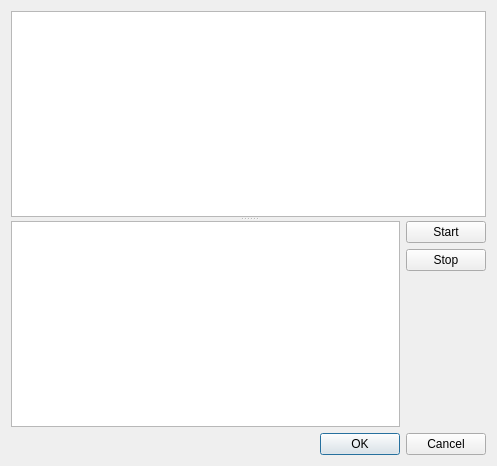
The window that eiskaltdcpp-qt/ui/UIDialogScriptConsole.ui (eiskaltdcpp/eiskaltdcpp) describes before a commit, drawn with Qt 5.
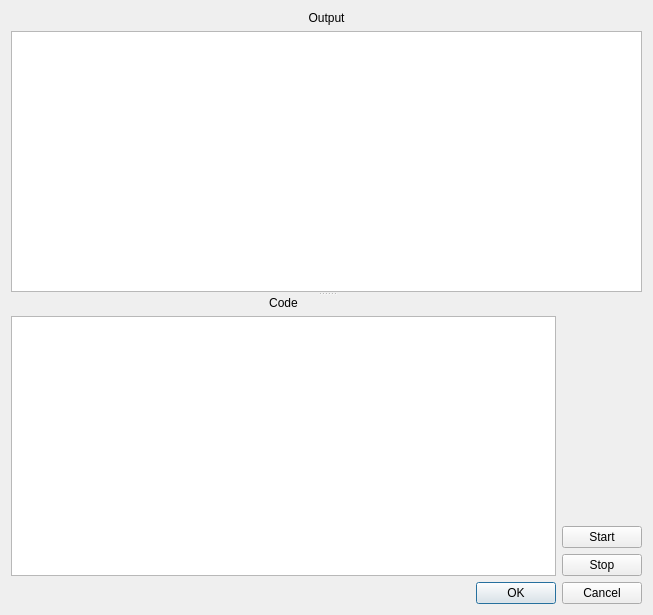
The same window after the commit.

Commit message: EiskaltDC++ Qt: 	* printErr method for Script Console 	* Script Console now non-modal.

Patch:
```diff
--- a/eiskaltdcpp-qt/ui/UIDialogScriptConsole.ui
+++ b/eiskaltdcpp-qt/ui/UIDialogScriptConsole.ui
@@ -6,8 +6,8 @@
    <rect>
     <x>0</x>
     <y>0</y>
-    <width>497</width>
-    <height>466</height>
+    <width>653</width>
+    <height>615</height>
    </rect>
   </property>
   <property name="windowTitle">
@@ -19,35 +19,64 @@
      <property name="orientation">
       <enum>Qt::Vertical</enum>
      </property>
-     <widget class="QTextEdit" name="textEdit_OUTPUT"/>
+     <widget class="QWidget" name="">
+      <layout class="QVBoxLayout" name="verticalLayout_2">
+       <item>
+        <widget class="QLabel" name="label">
+         <property name="text">
+          <string>Output</string>
+         </property>
+         <property name="alignment">
+          <set>Qt::AlignCenter</set>
+         </property>
+        </widget>
+       </item>
+       <item>
+        <widget class="QTextEdit" name="textEdit_OUTPUT">
+         <property name="undoRedoEnabled">
+          <bool>false</bool>
+         </property>
+         <property name="acceptRichText">
+          <bool>false</bool>
+         </property>
+        </widget>
+       </item>
+      </layout>
+     </widget>
      <widget class="QWidget" name="">
       <layout class="QHBoxLayout" name="horizontalLayout">
        <item>
-        <widget class="QTextEdit" name="textEdit_INPUT">
-         <property name="sizePolicy">
-          <sizepolicy hsizetype="Expanding" vsizetype="Preferred">
-           <horstretch>0</horstretch>
-           <verstretch>0</verstretch>
-          </sizepolicy>
-         </property>
-        </widget>
+        <layout class="QVBoxLayout" name="verticalLayout_3">
+         <item>
+          <widget class="QLabel" name="label_2">
+           <property name="sizePolicy">
+            <sizepolicy hsizetype="Preferred" vsizetype="Fixed">
+             <horstretch>0</horstretch>
+             <verstretch>0</verstretch>
+            </sizepolicy>
+           </property>
+           <property name="text">
+            <string>Code</string>
+           </property>
+           <property name="alignment">
+            <set>Qt::AlignCenter</set>
+           </property>
+          </widget>
+         </item>
+         <item>
+          <widget class="QTextEdit" name="textEdit_INPUT">
+           <property name="sizePolicy">
+            <sizepolicy hsizetype="Expanding" vsizetype="Preferred">
+             <horstretch>0</horstretch>
+             <verstretch>0</verstretch>
+            </sizepolicy>
+           </property>
+          </widget>
+         </item>
+        </layout>
        </item>
        <item>
         <layout class="QVBoxLayout" name="verticalLayout">
-         <item>
-          <widget class="QPushButton" name="pushButton_START">
-           <property name="text">
-            <string>Start</string>
-           </property>
-          </widget>
-         </item>
-         <item>
-          <widget class="QPushButton" name="pushButton_STOP">
-           <property name="text">
-            <string>Stop</string>
-           </property>
-          </widget>
-         </item>
          <item>
           <spacer name="verticalSpacer">
            <property name="orientation">
@@ -61,6 +90,20 @@
            </property>
           </spacer>
          </item>
+         <item>
+          <widget class="QPushButton" name="pushButton_START">
+           <property name="text">
+            <string>Start</string>
+           </property>
+          </widget>
+         </item>
+         <item>
+          <widget class="QPushButton" name="pushButton_STOP">
+           <property name="text">
+            <string>Stop</string>
+           </property>
+          </widget>
+         </item>
         </layout>
        </item>
       </layout>
```
Left out of the diff: 3 changed lines with no effect on the pictures. The commit also changes 3 other files.
